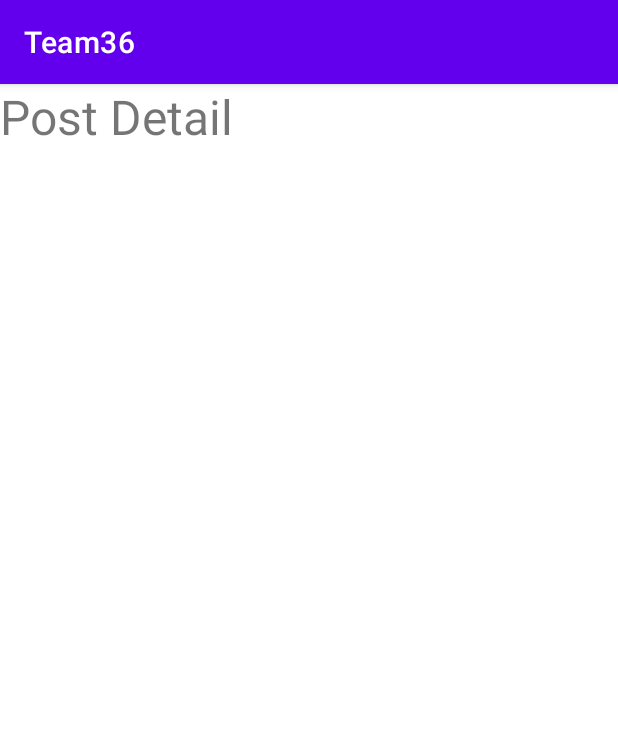
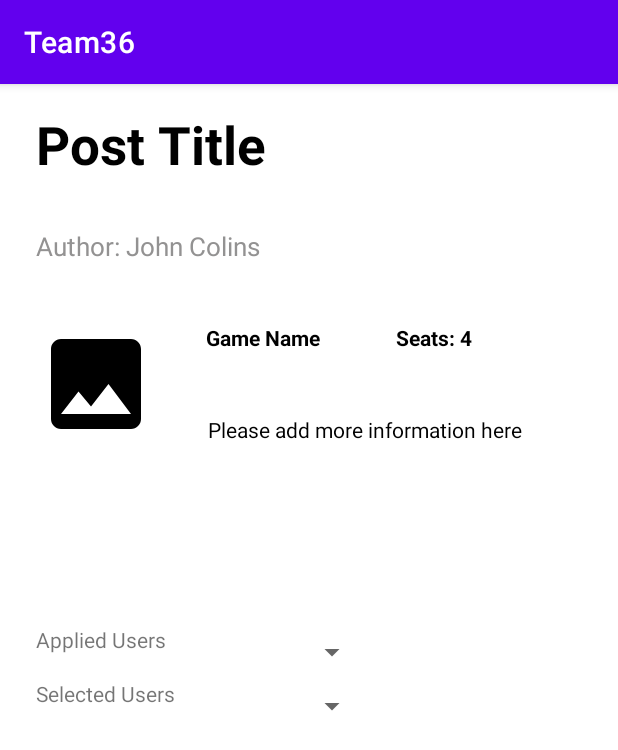
Before and after one commit to bxiao012/Team36, an Android app: the PostDetailActivity screen opened directly, with no data from a screen before it, on a phone screen of 412 x 824 dp. Shown: the top 750 px of the screen. Run offline under Robolectric (Android 15) with nearby library versions, the phone set to English and light mode, and no system bars.

Commit message:
design post details

```diff
--- a/app/src/main/res/layout/activity_post_detail.xml
+++ b/app/src/main/res/layout/activity_post_detail.xml
@@ -7,11 +7,140 @@
     tools:context=".FinalProject.PostDetailActivity">
 
     <TextView
-        android:id="@+id/textView10"
+        android:id="@+id/seatTv2"
         android:layout_width="wrap_content"
         android:layout_height="wrap_content"
-        android:text="Post Detail"
-        android:textSize="32dp"
-        tools:layout_editor_absoluteX="112dp"
-        tools:layout_editor_absoluteY="62dp" />
+        android:text="Seats: 4"
+        android:textColor="@color/black"
+        android:textStyle="bold"
+        app:layout_constraintBottom_toBottomOf="@+id/gameTv2"
+        app:layout_constraintEnd_toEndOf="parent"
+        app:layout_constraintHorizontal_bias="0.344"
+        app:layout_constraintStart_toEndOf="@+id/gameTv2"
+        app:layout_constraintTop_toTopOf="@+id/gameTv2"
+        app:layout_constraintVertical_bias="0.0" />
+
+    <ImageView
+        android:id="@+id/imageIv2"
+        android:layout_width="80dp"
+        android:layout_height="80dp"
+        android:adjustViewBounds="true"
+        android:scaleType="centerCrop"
+        android:src="@drawable/ic_image1"
+        app:layout_constraintBottom_toBottomOf="parent"
+        app:layout_constraintEnd_toEndOf="parent"
+        app:layout_constraintHorizontal_bias="0.072"
+        app:layout_constraintStart_toStartOf="parent"
+        app:layout_constraintTop_toBottomOf="@+id/postAuthorTv2"
+        app:layout_constraintVertical_bias="0.071" />
+
+    <TextView
+        android:id="@+id/descriptionTv2"
+        android:layout_width="wrap_content"
+        android:layout_height="wrap_content"
+        android:ellipsize="end"
+        android:maxLines="2"
+        android:text="Please add more information here"
+        android:textColor="@color/black"
+        app:layout_constraintBottom_toBottomOf="@+id/imageIv2"
+        app:layout_constraintEnd_toEndOf="parent"
+        app:layout_constraintHorizontal_bias="0.351"
+        app:layout_constraintStart_toEndOf="@+id/imageIv2"
+        app:layout_constraintTop_toBottomOf="@+id/seatTv2"
+        app:layout_constraintVertical_bias="1.0" />
+
+    <TextView
+        android:id="@+id/postAuthorTv2"
+        android:layout_width="wrap_content"
+        android:layout_height="wrap_content"
+        android:layout_marginTop="32dp"
+        android:text="Author: John Colins"
+        android:textColor="#939292"
+        android:textSize="17sp"
+        app:layout_constraintBottom_toBottomOf="parent"
+        app:layout_constraintEnd_toEndOf="parent"
+        app:layout_constraintHorizontal_bias="0.091"
+        app:layout_constraintStart_toStartOf="parent"
+        app:layout_constraintTop_toBottomOf="@+id/titleTv2"
+        app:layout_constraintVertical_bias="0.0" />
+
+    <TextView
+        android:id="@+id/gameTv2"
+        android:layout_width="wrap_content"
+        android:layout_height="wrap_content"
+        android:text="Game Name"
+        android:textColor="@color/black"
+        android:textStyle="bold"
+        app:layout_constraintBottom_toBottomOf="parent"
+        app:layout_constraintEnd_toEndOf="parent"
+        app:layout_constraintHorizontal_bias="0.144"
+        app:layout_constraintStart_toEndOf="@+id/imageIv2"
+        app:layout_constraintTop_toBottomOf="@+id/postAuthorTv2"
+        app:layout_constraintVertical_bias="0.063" />
+
+    <TextView
+        android:id="@+id/titleTv2"
+        android:layout_width="201dp"
+        android:layout_height="47dp"
+        android:text="Post Title"
+        android:textColor="@color/black"
+        android:textSize="35sp"
+        android:textStyle="bold"
+        app:layout_constraintBottom_toBottomOf="parent"
+        app:layout_constraintEnd_toEndOf="parent"
+        app:layout_constraintHorizontal_bias="0.114"
+        app:layout_constraintStart_toStartOf="parent"
+        app:layout_constraintTop_toTopOf="parent"
+        app:layout_constraintVertical_bias="0.023" />
+
+    <LinearLayout
+        android:layout_width="221dp"
+        android:layout_height="120dp"
+        android:orientation="vertical"
+        app:layout_constraintBottom_toBottomOf="parent"
+        app:layout_constraintEnd_toEndOf="parent"
+        app:layout_constraintHorizontal_bias="0.126"
+        app:layout_constraintStart_toStartOf="parent"
+        app:layout_constraintTop_toBottomOf="@+id/imageIv2"
+        app:layout_constraintVertical_bias="0.295">
+
+        <LinearLayout
+            android:layout_width="match_parent"
+            android:layout_height="36dp"
+            android:orientation="horizontal">
+
+            <TextView
+                android:id="@+id/appliedUserTv"
+                android:layout_width="127dp"
+                android:layout_height="match_parent"
+                android:layout_weight="1"
+                android:text="Applied Users" />
+
+            <Spinner
+                android:id="@+id/spinner"
+                android:layout_width="38dp"
+                android:layout_height="match_parent"
+                android:layout_weight="1" />
+        </LinearLayout>
+
+        <LinearLayout
+            android:layout_width="match_parent"
+            android:layout_height="36dp"
+            android:orientation="horizontal">
+
+            <TextView
+                android:id="@+id/selectedUserTv"
+                android:layout_width="127dp"
+                android:layout_height="match_parent"
+                android:layout_weight="1"
+                android:text="Selected Users" />
+
+            <Spinner
+                android:id="@+id/spinner2"
+                android:layout_width="38dp"
+                android:layout_height="match_parent"
+                android:layout_weight="1" />
+        </LinearLayout>
+    </LinearLayout>
+
 </androidx.constraintlayout.widget.ConstraintLayout>
```
